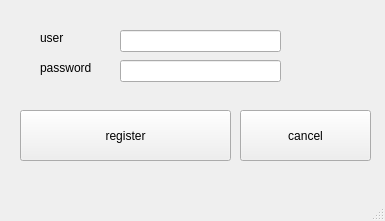
Qt form Tic-Tac-Toe-Game/register_window.ui (ahmedg3x1/Tic-Tac-Toe-Game) before a commit.
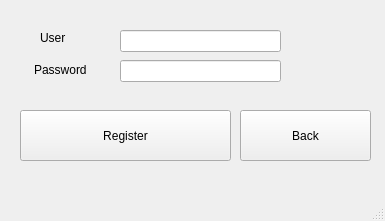
The same form after that commit.

Patch:
```diff
--- a/Tic-Tac-Toe-Game/register_window.ui
+++ b/Tic-Tac-Toe-Game/register_window.ui
@@ -53,20 +53,20 @@
      </rect>
     </property>
     <property name="text">
-     <string>user</string>
+     <string>User</string>
     </property>
    </widget>
    <widget class="QLabel" name="label_2">
     <property name="geometry">
      <rect>
-      <x>40</x>
+      <x>34</x>
       <y>60</y>
-      <width>55</width>
-      <height>16</height>
+      <width>61</width>
+      <height>20</height>
      </rect>
     </property>
     <property name="text">
-     <string>password</string>
+     <string>Password</string>
     </property>
    </widget>
    <widget class="QPushButton" name="register_button">
@@ -79,7 +79,7 @@
      </rect>
     </property>
     <property name="text">
-     <string>register</string>
+     <string>Register</string>
     </property>
    </widget>
    <widget class="QPushButton" name="cancel_button">
@@ -92,7 +92,7 @@
      </rect>
     </property>
     <property name="text">
-     <string>cancel</string>
+     <string>Back</string>
     </property>
    </widget>
   </widget>
```
Left out of the diff: 2 changed lines with no effect on the pictures.
